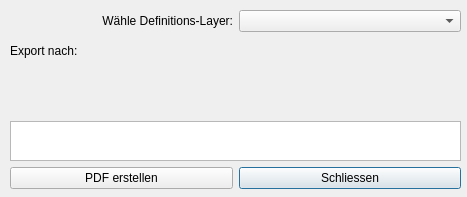
This is kadas_FhrRasterATLAS/atlas_dialog_base.ui in Brathan/KADAS-Plugins-FGG6 as Qt 5 draws it before an edit. The edited form follows.
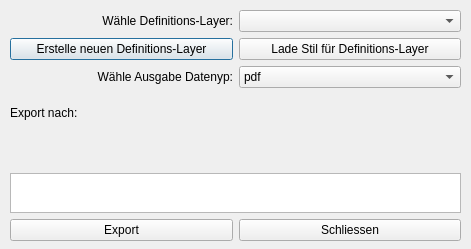
This is the edited form. Custom widgets are drawn as their Qt base class.

What changed in the file:
```diff
--- a/kadas_FhrRasterATLAS/atlas_dialog_base.ui
+++ b/kadas_FhrRasterATLAS/atlas_dialog_base.ui
@@ -6,8 +6,8 @@
    <rect>
     <x>0</x>
     <y>0</y>
-    <width>467</width>
-    <height>197</height>
+    <width>471</width>
+    <height>249</height>
    </rect>
   </property>
   <property name="windowTitle">
@@ -31,10 +31,13 @@
      <x>10</x>
      <y>10</y>
      <width>451</width>
-     <height>179</height>
+     <height>231</height>
     </rect>
    </property>
-   <layout class="QGridLayout" name="gridLayout">
+   <layout class="QGridLayout" name="gridLayout" rowstretch="0,0,0,0,0,0,0">
+    <property name="sizeConstraint">
+     <enum>QLayout::SetDefaultConstraint</enum>
+    </property>
     <item row="0" column="0">
      <widget class="QLabel" name="label_Layer">
       <property name="layoutDirection">
@@ -48,53 +51,14 @@
       </property>
      </widget>
     </item>
-    <item row="5" column="1">
-     <widget class="QPushButton" name="button_close">
-      <property name="text">
-       <string>Schliessen</string>
-      </property>
-     </widget>
-    </item>
-    <item row="3" column="0">
-     <spacer name="verticalSpacer">
-      <property name="orientation">
-       <enum>Qt::Vertical</enum>
-      </property>
-      <property name="sizeType">
-       <enum>QSizePolicy::Fixed</enum>
-      </property>
-      <property name="sizeHint" stdset="0">
-       <size>
-        <width>20</width>
-        <height>20</height>
-       </size>
-      </property>
-     </spacer>
-    </item>
     <item row="1" column="0">
-     <widget class="QLabel" name="label_Export">
+     <widget class="QPushButton" name="button_NewLayer">
       <property name="text">
-       <string>Export nach:</string>
+       <string>Erstelle neuen Definitions-Layer</string>
       </property>
      </widget>
     </item>
-    <item row="0" column="1">
-     <widget class="QgsMapLayerComboBox" name="cb_coverageLayer"/>
-    </item>
-    <item row="4" column="0" colspan="2">
-     <widget class="QPlainTextEdit" name="statusText">
-      <property name="maximumSize">
-       <size>
-        <width>16777215</width>
-        <height>40</height>
-       </size>
-      </property>
-      <property name="readOnly">
-       <bool>true</bool>
-      </property>
-     </widget>
-    </item>
-    <item row="5" column="0">
+    <item row="6" column="0">
      <widget class="QPushButton" name="pb_create_layout">
       <property name="font">
        <font>
@@ -109,17 +73,118 @@
        <number>7</number>
       </property>
       <property name="text">
-       <string>PDF erstellen</string>
+       <string>Export</string>
       </property>
      </widget>
     </item>
-    <item row="2" column="0" colspan="2">
+    <item row="5" column="0" colspan="2">
+     <widget class="QPlainTextEdit" name="statusText">
+      <property name="maximumSize">
+       <size>
+        <width>16777215</width>
+        <height>40</height>
+       </size>
+      </property>
+      <property name="readOnly">
+       <bool>true</bool>
+      </property>
+      <property name="plainText">
+       <string notr="true"/>
+      </property>
+      <property name="placeholderText">
+       <string notr="true">Status...</string>
+      </property>
+     </widget>
+    </item>
+    <item row="6" column="1">
+     <widget class="QPushButton" name="button_close">
+      <property name="text">
+       <string>Schliessen</string>
+      </property>
+     </widget>
+    </item>
+    <item row="1" column="1">
+     <widget class="QPushButton" name="button_LoadStyle">
+      <property name="text">
+       <string>Lade Stil für Definitions-Layer</string>
+      </property>
+     </widget>
+    </item>
+    <item row="4" column="0" colspan="2">
      <widget class="QgsFileWidget" name="mQgsFileWidget">
+      <property name="maximumSize">
+       <size>
+        <width>16777215</width>
+        <height>30</height>
+       </size>
+      </property>
       <property name="storageMode">
        <enum>QgsFileWidget::GetDirectory</enum>
       </property>
      </widget>
     </item>
+    <item row="2" column="1">
+     <widget class="QComboBox" name="cb_formatSelector">
+      <property name="editable">
+       <bool>false</bool>
+      </property>
+      <property name="currentText">
+       <string>pdf</string>
+      </property>
+      <property name="currentIndex">
+       <number>0</number>
+      </property>
+      <item>
+       <property name="text">
+        <string>pdf</string>
+       </property>
+      </item>
+      <item>
+       <property name="text">
+        <string>tiff</string>
+       </property>
+      </item>
+     </widget>
+    </item>
+    <item row="3" column="1">
+     <spacer name="verticalSpacer_2">
+      <property name="orientation">
+       <enum>Qt::Vertical</enum>
+      </property>
+      <property name="sizeType">
+       <enum>QSizePolicy::Fixed</enum>
+      </property>
+      <property name="sizeHint" stdset="0">
+       <size>
+        <width>20</width>
+        <height>20</height>
+       </size>
+      </property>
+     </spacer>
+    </item>
+    <item row="0" column="1">
+     <widget class="QgsMapLayerComboBox" name="cb_coverageLayer"/>
+    </item>
+    <item row="3" column="0">
+     <widget class="QLabel" name="label_Export">
+      <property name="text">
+       <string>Export nach:</string>
+      </property>
+     </widget>
+    </item>
+    <item row="2" column="0">
+     <widget class="QLabel" name="label_Layer_2">
+      <property name="layoutDirection">
+       <enum>Qt::LeftToRight</enum>
+      </property>
+      <property name="text">
+       <string>Wähle Ausgabe Datenyp:</string>
+      </property>
+      <property name="alignment">
+       <set>Qt::AlignRight|Qt::AlignTrailing|Qt::AlignVCenter</set>
+      </property>
+     </widget>
+    </item>
    </layout>
   </widget>
  </widget>
```
